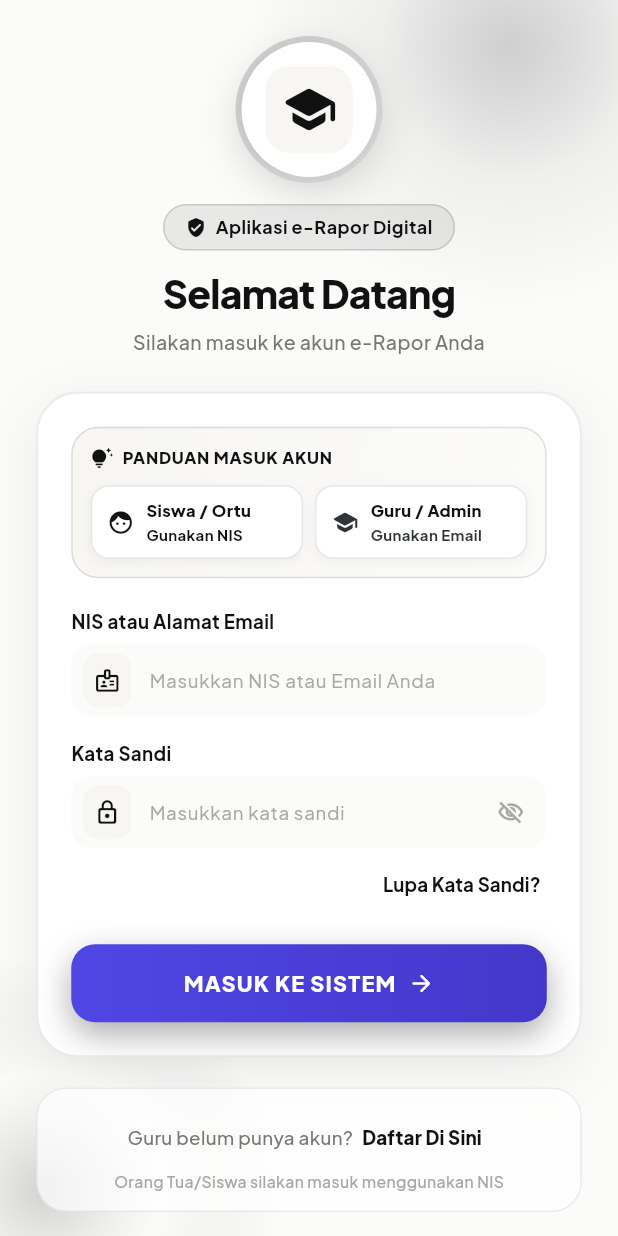
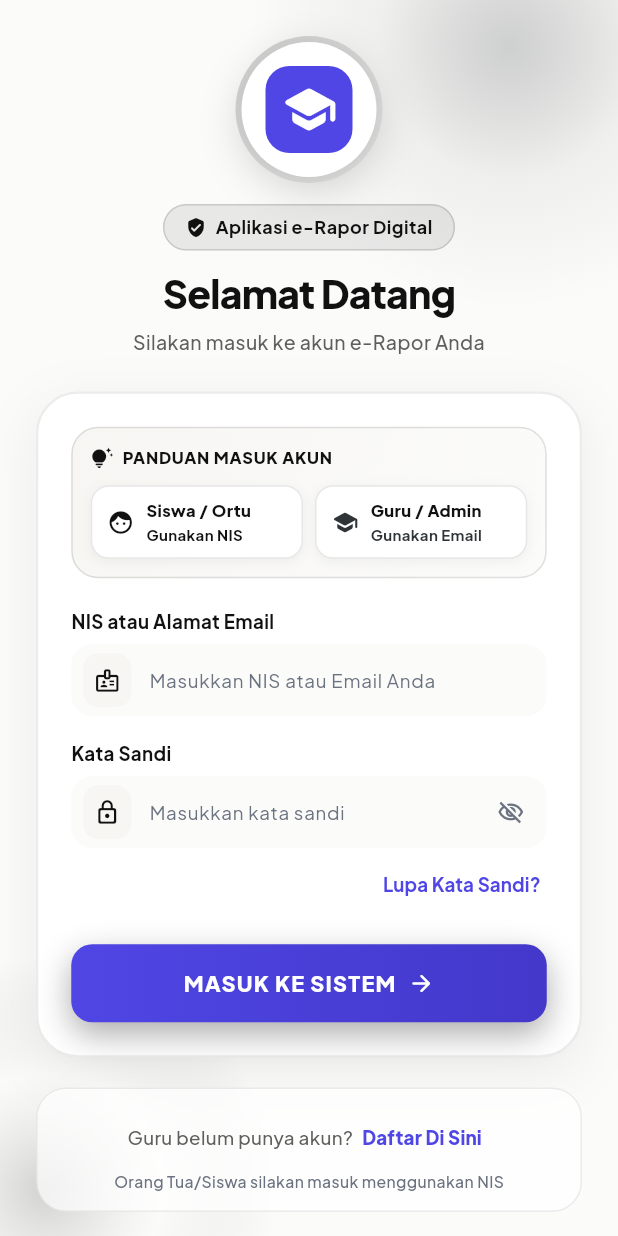
Before and after one commit to twakew/e-rapor, a Flutter app: the screen it shows after launch, on a phone screen of 412 x 824 dp. Run offline on Flutter 3.47's test engine with Material 3 defaults, Android fonts, the light colour scheme and no system bars; our stand-ins replace dio, file_picker, fl_chart, google_fonts, image_picker, jwt_decoder and 5 more; missing offline and left inert: excel_community, gal, mobile_scanner, onesignal_flutter.

Commit message:
Polesan design terverifikasi visual: kontras teks AA (textMuted/textSecondary), link indigo (Lupa/Daftar/Masuk), avatar selaras brand, cardTheme+listTile+TextButton global, radius tombol 14

```diff
--- a/lib/config/app_colors.dart
+++ b/lib/config/app_colors.dart
@@ -17,8 +17,8 @@ class AppColors {
 
   // --- Text ---
   static const Color textDark = Color(0xFF111111); // Off-Black
-  static const Color textSecondary = Color(0xFF787774); // Muted Gray
-  static const Color textMuted = Color(0xFFA8A8A6); // Lighter Gray
+  static const Color textSecondary = Color(0xFF5F5F5C); // Muted Gray — AA di atas putih & abu terang (dulu #787774 borderline 4.0:1)
+  static const Color textMuted = Color(0xFF6B7280); // Gray-500 — kontras AA di atas putih (dulu #A8A8A6 cuma 2.1:1)
 
   // --- Borders & Dividers ---
   static const Color borderColor = Color(0xFFEAEAEA); // Ultra-light Gray
--- a/lib/login&register/loginpath.dart
+++ b/lib/login&register/loginpath.dart
@@ -720,13 +720,13 @@ class _LoginPageState extends State<LoginPage> {
             child: Container(
               padding: const EdgeInsets.all(10),
               decoration: BoxDecoration(
-                color: AppColors.accent,
+                color: AppColors.brand,
                 borderRadius: BorderRadius.circular(16),
               ),
               child: const Icon(
                 Icons.school_rounded,
                 size: 38,
-                color: AppColors.primary,
+                color: Colors.white,
               ),
             ),
           ),
@@ -972,7 +972,7 @@ class _LoginPageState extends State<LoginPage> {
             child: TextButton(
               onPressed: _forgotPassword,
               style: TextButton.styleFrom(
-                foregroundColor: AppColors.primary,
+                foregroundColor: AppColors.brand,
                 padding: const EdgeInsets.symmetric(horizontal: 4, vertical: 4),
               ),
               child: const Text(
@@ -990,7 +990,7 @@ class _LoginPageState extends State<LoginPage> {
           Container(
             height: 52,
             decoration: BoxDecoration(
-              borderRadius: BorderRadius.circular(16),
+              borderRadius: BorderRadius.circular(14),
               gradient: const LinearGradient(
                 colors: [
                   AppColors.brand,
@@ -1080,7 +1080,7 @@ class _LoginPageState extends State<LoginPage> {
                 child: const Text(
                   'Daftar Di Sini',
                   style: TextStyle(
-                    color: AppColors.primary,
+                    color: AppColors.brand,
                     fontWeight: FontWeight.w900,
                     fontSize: 12.5,
                   ),
--- a/lib/login&register/register.dart
+++ b/lib/login&register/register.dart
@@ -711,7 +711,7 @@ class _RegisterPageState extends State<RegisterPage> {
           child: const Text(
             'Masuk Di Sini',
             style: TextStyle(
-              color: AppColors.primary,
+              color: AppColors.brand,
               fontWeight: FontWeight.w900,
               fontSize: 12.5,
             ),
--- a/lib/main.dart
+++ b/lib/main.dart
@@ -110,6 +110,22 @@ class _MyAppState extends State<MyApp> {
           surfaceTintColor: Colors.transparent,
           shape: RoundedRectangleBorder(borderRadius: BorderRadius.circular(24)),
         ),
+        cardTheme: CardThemeData(
+          color: AppColors.cardWhite,
+          surfaceTintColor: Colors.transparent,
+          elevation: 0,
+          margin: EdgeInsets.zero,
+          shape: RoundedRectangleBorder(
+            borderRadius: BorderRadius.circular(16),
+            side: const BorderSide(color: AppColors.borderColor),
+          ),
+        ),
+        textButtonTheme: TextButtonThemeData(
+          style: TextButton.styleFrom(foregroundColor: AppColors.brand),
+        ),
+        listTileTheme: const ListTileThemeData(
+          iconColor: AppColors.textSecondary,
+        ),
         snackBarTheme: const SnackBarThemeData(
           behavior: SnackBarBehavior.floating,
           backgroundColor: AppColors.textDark,
```
